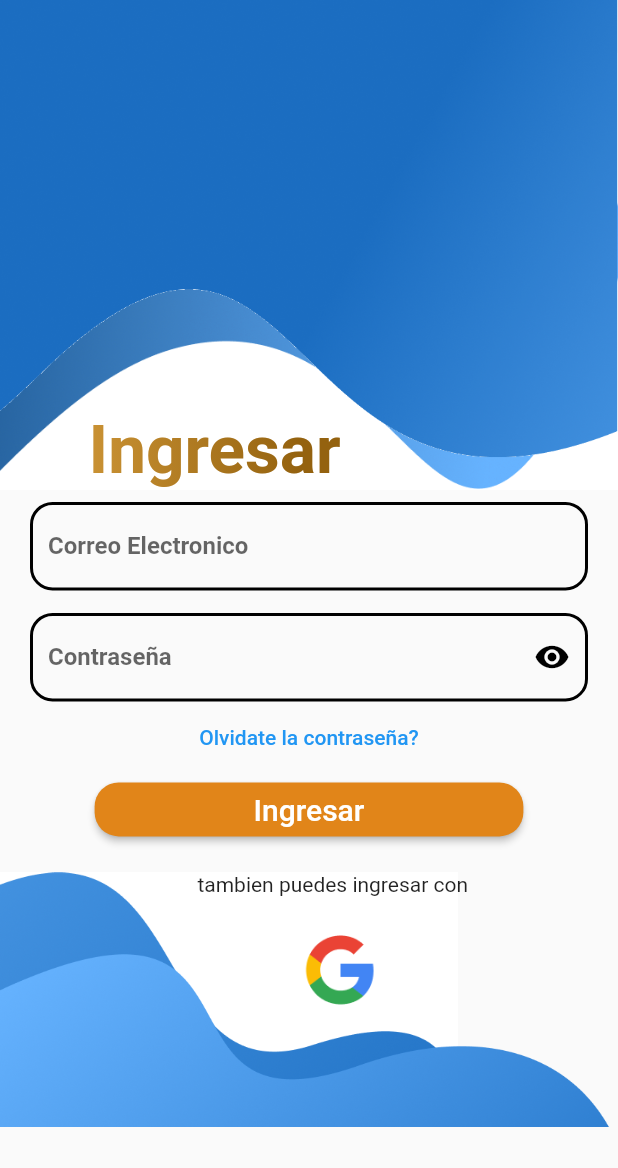
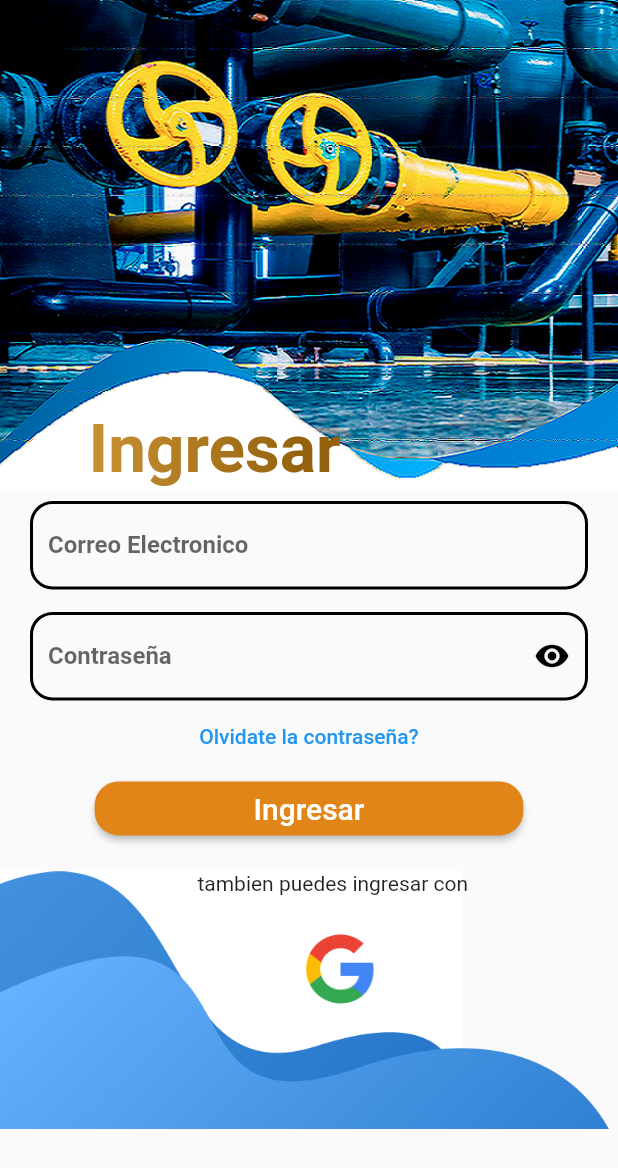
Before and after one commit to el-colosal-2211/Ciclo-4b-, a Flutter app: the screen it shows after launch, on a phone screen of 412 x 824 dp. Shown: the top 1168 px of the screen. Run offline on Flutter 3.47's test engine with Material 2 defaults, Android fonts, the phone set to English and light mode, and no system bars.

Commit message:
Se eliminar imagenes del login y se agrega una imagen que las conitene a todas y se actualiza la pagina del login

```diff
--- a/ciclo4b/lib/pages/login_page.dart
+++ b/ciclo4b/lib/pages/login_page.dart
@@ -21,24 +21,9 @@ class LoginPage extends StatelessWidget {
   Widget _header() {
     return Stack(
       children: [
-        Padding(
-          padding: const EdgeInsets.only(top: 35.0),
-          child: Image.asset(
-            'assets/login2.png',
-            fit: BoxFit.scaleDown,
-          ),
-        ),
-        // ClipRRect(
-        //   child: Flexible(
-        //     child: Image.asset(
-        //       'assets/login4.png',
-        //       fit: BoxFit.cover,
-        //     ),
-        //   ),
-        // ),
         Image.asset(
-          'assets/login1.png',
-          fit: BoxFit.contain,
+          'assets/login.png',
+          fit: BoxFit.scaleDown,
         ),
         Positioned(bottom: 0, right: 185, child: _textoIngreso())
       ],
@@ -68,15 +53,15 @@ class LoginPage extends StatelessWidget {
       alignment: Alignment.bottomLeft,
       children: [
         SizedBox(
-          height: 170,
+          height: 172,
           child: Image.asset(
             'assets/login3.png',
-            fit: BoxFit.scaleDown,
+            fit: BoxFit.cover,
           ),
         ),
         Image.asset(
           'assets/login5.png',
-          fit: BoxFit.contain,
+          fit: BoxFit.cover,
         ),
         const Positioned(
           top: 0,
```
Also changed, not shown: ciclo4b/assets/login.png (added), ciclo4b/assets/login1.png (deleted), ciclo4b/assets/login2.png (deleted), ciclo4b/assets/login4.png (deleted).
